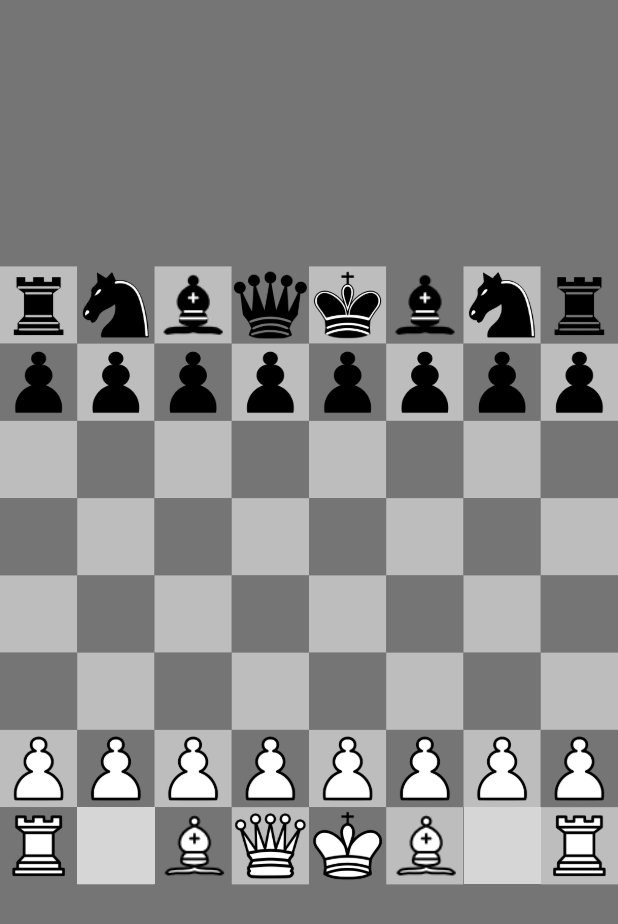
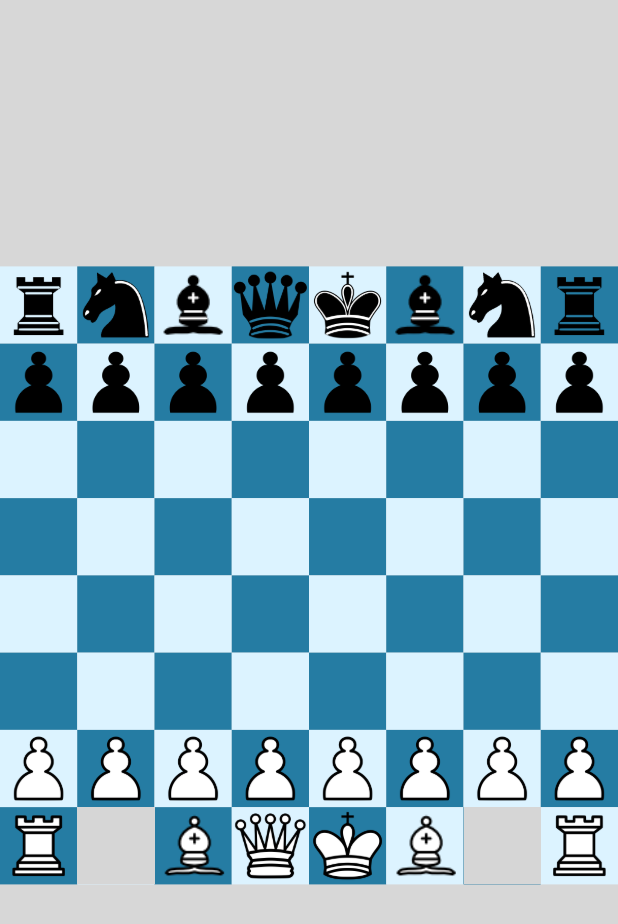
Before and after one commit to karthikprocoder/chess_app, a Flutter app: the screen it shows after launch, on a phone screen of 412 x 824 dp. Shown: the top 924 px of the screen. Run offline on Flutter 3.47's test engine with Material 2 defaults, Android fonts, the phone set to English and light mode, and no system bars; grey boxes are pictures that could not be loaded.

Commit message:
updated colors in square_tile.dart

```diff
--- a/lib/game_board.dart
+++ b/lib/game_board.dart
@@ -260,7 +260,7 @@ class _GameBoardState extends State<GameBoard> {
   @override
   Widget build(BuildContext context) {
     return Scaffold(
-      backgroundColor: Colors.grey[600],
+      backgroundColor: Colors.grey[400]!.withOpacity(0.6),
       body: Column(
         children: [
           // WHITE DEAD PIECES
--- a/lib/global_variables.dart
+++ b/lib/global_variables.dart
@@ -1,5 +1,6 @@
 import 'package:flutter/material.dart';
 
-Color? blackSquare = Colors.grey[600];
-Color? whiteSquare = Colors.grey[400];
-Color? selectedSquareColor = Colors.green;
+Color? blackSquare =  const Color(0xff257ca3);
+Color? whiteSquare = const Color(0xffdcf3ff);
+Color? selectedSquareColor = const Color(0xffa2d2df);
+// Color? attackedSquareColor = const Color(0xffFA8072);
--- a/lib/widgets/square_tile.dart
+++ b/lib/widgets/square_tile.dart
@@ -19,25 +19,38 @@ class SquareTile extends StatelessWidget {
 
   @override
   Widget build(BuildContext context) {
-    Color? squareColor;
-
-    if (isSelected) {
-      squareColor = selectedSquareColor;
-    } else if (isValidMove) {
-      squareColor = Colors.green[300];
-    } else {
-      squareColor = isWhite ? whiteSquare : blackSquare;
-    }
     return GestureDetector(
       onTap: onTap,
       child: Container(
-        color: squareColor,
-        margin: EdgeInsets.all(isValidMove ? 2 : 0),
+        color: !isSelected
+            ? isWhite
+                ? whiteSquare
+                : blackSquare
+            : selectedSquareColor,
         child: piece != null
-            ? Image.asset(
-                piece!.imagePath,
+            ? Container(
+                decoration: !isValidMove
+                    ? null
+                    : BoxDecoration(
+                        shape: BoxShape.circle,
+                        border:
+                            Border.all(color: Colors.grey.shade400, width: 2),
+                      ),
+                child: Image.asset(
+                  piece!.imagePath,
+                ),
               )
-            : null,
+            : isValidMove
+                ? Padding(
+                    padding: const EdgeInsets.all(14.0),
+                    child: Container(
+                      decoration: BoxDecoration(
+                        color: Colors.grey[400],
+                        shape: BoxShape.circle,
+                      ),
+                    ),
+                  )
+                : null,
       ),
     );
   }
```
